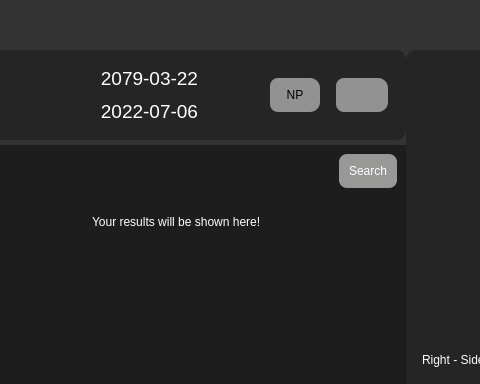
Old version of the form assets/UI/Interface.ui in the repository mentormaya/Maya-Utility-App; both pictures show x 519 to 999 and y 0 to 384 of the 1100 by 700 pixel window.
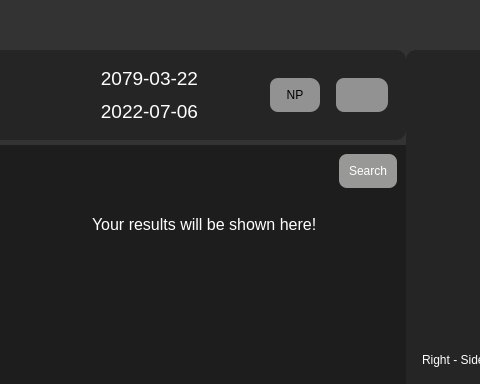
New version of the form. Icons and pictures are not drawn.

Diff of the .ui file:
```diff
--- a/assets/UI/Interface.ui
+++ b/assets/UI/Interface.ui
@@ -1573,6 +1573,11 @@
                        <layout class="QVBoxLayout" name="verticalLayout_21">
                         <item alignment="Qt::AlignTop">
                          <widget class="QLabel" name="raw_pan_output">
+                          <property name="font">
+                           <font>
+                            <pointsize>12</pointsize>
+                           </font>
+                          </property>
                           <property name="text">
                            <string>Your results will be shown here!</string>
                           </property>
```
